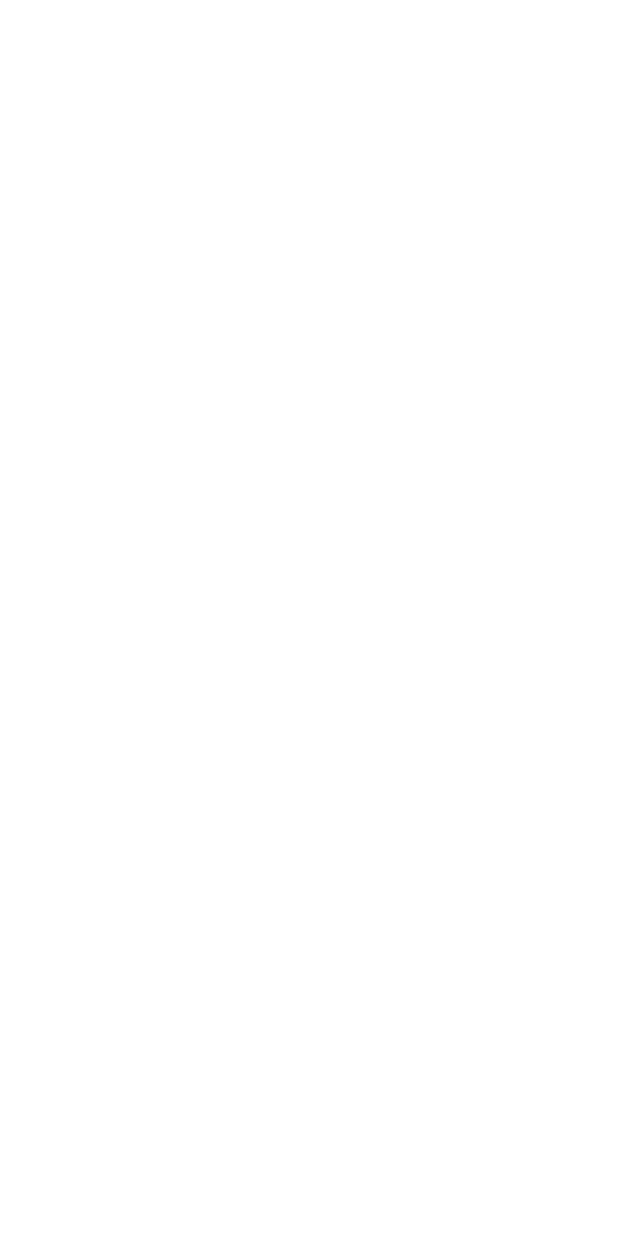
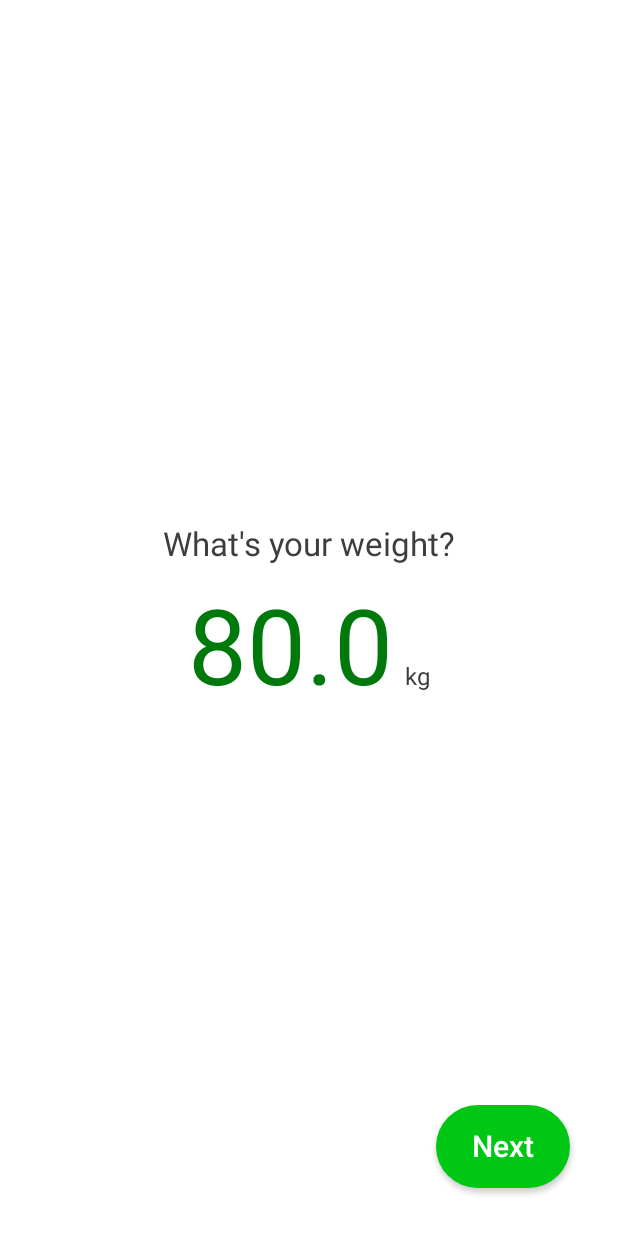
Before and after one commit to AAyar94/CaloryTracker, an Android app built with Jetpack Compose: the WeightScreen screen opened through its navigation route, on a phone screen of 412 x 824 dp. Before the commit the screen is empty. Run offline under Robolectric (Android 15) with nearby library versions, the light colour scheme and no system bars; our stand-ins replace Dagger/Hilt's generated code.

Commit message:
Height & Weight Screen impl

```diff
--- a/app/src/main/java/com/aayar94/calorytracker/MainActivity.kt
+++ b/app/src/main/java/com/aayar94/calorytracker/MainActivity.kt
@@ -16,6 +16,8 @@ import com.aayar94.calorytracker.navigation.navigate
 import com.aayar94.calorytracker.ui.theme.CaloryTrackerTheme
 import com.aayar94.onboard_presentation.age.AgeScreen
 import com.aayar94.onboard_presentation.gender.GenderScreen
+import com.aayar94.onboard_presentation.height.HeightScreen
+import com.aayar94.onboard_presentation.weight.WeightScreen
 import com.aayar94.onboard_presentation.welcome.WelcomeScreen
 import dagger.hilt.android.AndroidEntryPoint
 
@@ -46,10 +48,16 @@ class MainActivity : ComponentActivity() {
                             GenderScreen(onNavigate = navController::navigate)
                         }
                         composable(Route.HEIGHT) {
-
+                            HeightScreen(
+                                scaffoldState = scaffoldState,
+                                onNavigate = navController::navigate
+                            )
                         }
                         composable(Route.WEIGHT) {
-
+                            WeightScreen(
+                                scaffoldState = scaffoldState,
+                                onNavigate = navController::navigate
+                            )
                         }
                         composable(Route.NUTRIENT_GOAL) {
 
--- /dev/null
+++ b/onboarding/onboarding_presentation/src/main/java/com/aayar94/onboard_presentation/weight/WeightScreen.kt
@@ -0,0 +1,78 @@
+package com.aayar94.onboard_presentation.weight
+
+import androidx.compose.foundation.layout.Arrangement
+import androidx.compose.foundation.layout.Box
+import androidx.compose.foundation.layout.Column
+import androidx.compose.foundation.layout.Spacer
+import androidx.compose.foundation.layout.fillMaxSize
+import androidx.compose.foundation.layout.height
+import androidx.compose.foundation.layout.padding
+import androidx.compose.material.MaterialTheme
+import androidx.compose.material.ScaffoldState
+import androidx.compose.material.Text
+import androidx.compose.runtime.Composable
+import androidx.compose.runtime.LaunchedEffect
+import androidx.compose.ui.Alignment
+import androidx.compose.ui.Modifier
+import androidx.compose.ui.platform.LocalContext
+import androidx.compose.ui.res.stringResource
+import androidx.hilt.navigation.compose.hiltViewModel
+import com.aaayar94.core.util.UiEvent
+import com.aayar94.core.R
+import com.aayar94.core_ui.LocalSpacing
+import com.aayar94.onboard_presentation.component.ActionButton
+import com.aayar94.onboard_presentation.component.UnitTextField
+
+
+@Composable
+fun WeightScreen(
+    scaffoldState: ScaffoldState,
+    onNavigate: (UiEvent.Navigate) -> Unit,
+    viewModel: WeightViewModel = hiltViewModel()
+) {
+    val spacing = LocalSpacing.current
+    val context = LocalContext.current
+    LaunchedEffect(key1 = true) {
+        viewModel.uiEvent.collect { event ->
+            when (event) {
+                is UiEvent.Navigate -> onNavigate(event)
+                is UiEvent.ShowSnackbar -> {
+                    scaffoldState.snackbarHostState.showSnackbar(
+                        message = event.message.asString(context = context)
+                    )
+                }
+
+                else -> Unit
+            }
+        }
+    }
+    Box(
+        modifier = Modifier
+            .fillMaxSize()
+            .padding(spacing.spaceLarge)
+    ) {
+        Column(
+            modifier = Modifier.fillMaxSize(),
+            verticalArrangement = Arrangement.Center,
+            horizontalAlignment = Alignment.CenterHorizontally
+        ) {
+            Text(
+                text = stringResource(id = R.string.whats_your_weight),
+                style = MaterialTheme.typography.h3
+            )
+            Spacer(modifier = Modifier.height(spacing.spaceMedium))
+            UnitTextField(
+                value = viewModel.weight,
+                onValueChange = viewModel::onWeightEnter,
+                unit = stringResource(
+                    id = R.string.kg
+                )
+            )
+        }
+        ActionButton(
+            text = stringResource(id = R.string.next),
+            onClick = viewModel::onNextClick,
+            modifier = Modifier.align(Alignment.BottomEnd)
+        )
+    }
+}
--- /dev/null
+++ b/onboarding/onboarding_presentation/src/main/java/com/aayar94/onboard_presentation/weight/WeightViewModel.kt
@@ -0,0 +1,53 @@
+package com.aayar94.onboard_presentation.weight
+
+import androidx.compose.runtime.getValue
+import androidx.compose.runtime.mutableStateOf
+import androidx.compose.runtime.setValue
+import androidx.lifecycle.ViewModel
+import androidx.lifecycle.viewModelScope
+import com.aaayar94.core.domain.preferences.Preferences
+import com.aaayar94.core.domain.use_case.FilterOutDigits
+import com.aaayar94.core.navigation.Route
+import com.aaayar94.core.util.UiEvent
+import com.aaayar94.core.util.UiText
+import dagger.hilt.android.lifecycle.HiltViewModel
+import kotlinx.coroutines.channels.Channel
+import kotlinx.coroutines.flow.receiveAsFlow
+import kotlinx.coroutines.launch
+import javax.inject.Inject
+
+@HiltViewModel
+class WeightViewModel @Inject constructor(
+    private val preferences: Preferences,
+    private val filterOutDigits: FilterOutDigits
+) : ViewModel() {
+
+    var weight by mutableStateOf("80.0")
+        private set
+
+    private val _uiEvent = Channel<UiEvent>()
+    val uiEvent = _uiEvent.receiveAsFlow()
+
+    fun onWeightEnter(height: String) {
+        if (height.length <= 5) {
+            this.weight = weight
+        }
+    }
+
+
+    fun onNextClick() {
+        viewModelScope.launch {
+            val weightNumber = weight.toFloatOrNull() ?: kotlin.run {
+                _uiEvent.send(
+                    UiEvent.ShowSnackbar(
+                        UiText.StringResource(com.aayar94.core.R.string.error_weight_cant_be_empty)
+                    )
+                )
+                return@launch
+            }
+            preferences.saveWeight(weightNumber)
+            _uiEvent.send(UiEvent.Navigate(Route.ACTIVITY))
+        }
+
+    }
+}
```
Also changed, not shown: onboarding/onboarding_presentation/src/main/java/com/aayar94/onboard_presentation/height/HeightScreen.kt (added, +77 -0 lines), onboarding/onboarding_presentation/src/main/java/com/aayar94/onboard_presentation/height/HeightViewModel.kt (added, +52 -0 lines).
